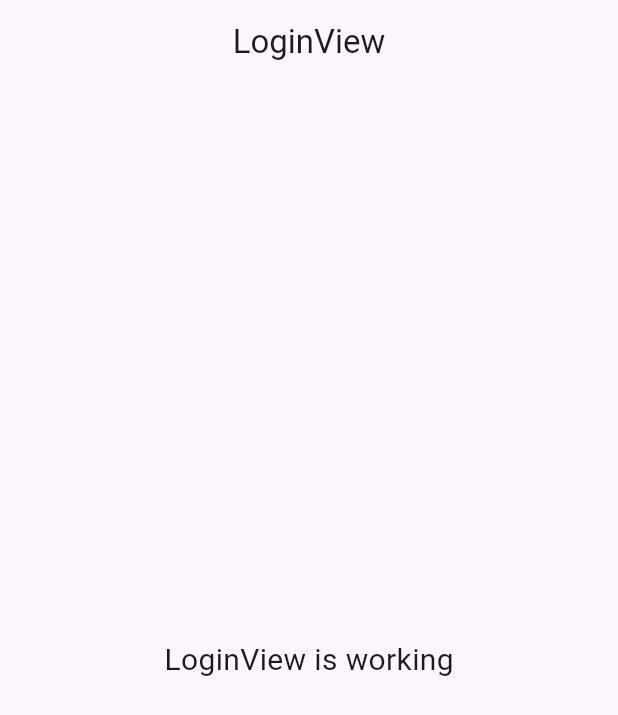
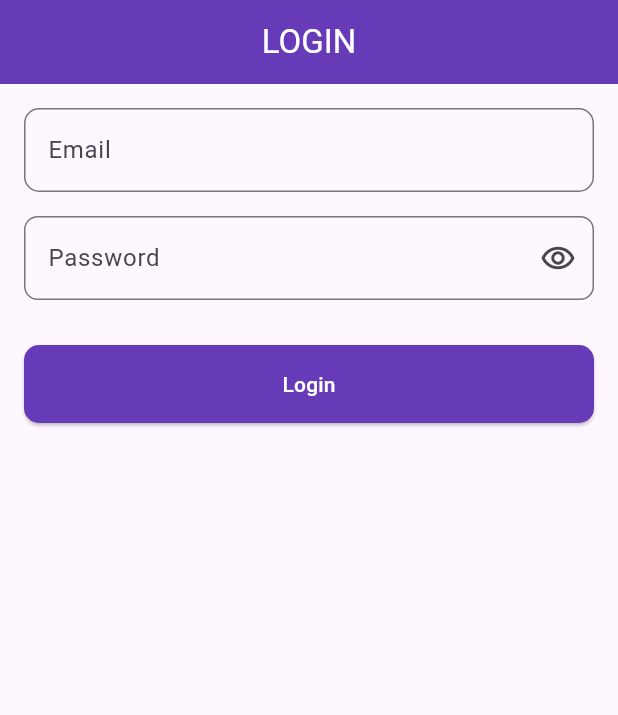
Before and after one commit to MSyabdewa/warehouse_management, a Flutter app: the screen it shows after launch, on a phone screen of 412 x 824 dp. Shown: the top 715 px of the screen. Run offline on Flutter 3.47's test engine with Material 3 defaults, Android fonts, the phone set to English and light mode, and no system bars; our stand-ins replace get.

Commit message:
style: Update login view with improved UI and functionality

```diff
--- a/lib/app/modules/login/views/login_view.dart
+++ b/lib/app/modules/login/views/login_view.dart
@@ -1,23 +1,87 @@
+import 'dart:math';
+
 import 'package:flutter/material.dart';
+import 'package:flutter/widgets.dart';
 
 import 'package:get/get.dart';
 
 import '../controllers/login_controller.dart';
 
 class LoginView extends GetView<LoginController> {
-  const LoginView({Key? key}) : super(key: key);
+  LoginView({super.key});
+  final TextEditingController emailC = TextEditingController();
+  final TextEditingController passwordC = TextEditingController();
+
   @override
   Widget build(BuildContext context) {
     return Scaffold(
       appBar: AppBar(
-        title: const Text('LoginView'),
+        backgroundColor: Colors.deepPurple,
+        title: const Text(
+          'LOGIN',
+          style: TextStyle(color: Colors.white),
+        ),
         centerTitle: true,
       ),
-      body: const Center(
-        child: Text(
-          'LoginView is working',
-          style: TextStyle(fontSize: 20),
-        ),
+      body: ListView(
+        padding: const EdgeInsets.all(16),
+        children: [
+          TextField(
+            autocorrect: false,
+            controller: emailC,
+            keyboardType: TextInputType.emailAddress,
+            decoration: const InputDecoration(
+              border: OutlineInputBorder(
+                borderRadius: BorderRadius.all(Radius.circular(10)),
+              ),
+              labelText: 'Email',
+              hintText: 'Enter your email',
+            ),
+          ),
+          const SizedBox(height: 16),
+          Obx(
+            () => TextField(
+              autocorrect: false,
+              controller: passwordC,
+              keyboardType: TextInputType.text,
+              obscureText: controller.isHidden.value,
+              decoration: InputDecoration(
+                labelText: "Password",
+                suffixIcon: IconButton(
+                  onPressed: () {
+                    controller.isHidden.toggle();
+                  },
+                  icon: Icon(
+                    controller.isHidden.isFalse
+                        ? Icons.remove_red_eye
+                        : Icons.remove_red_eye_outlined,
+                  ),
+                ),
+                hintText: 'Enter your password',
+                border: OutlineInputBorder(
+                  borderRadius: BorderRadius.circular(9),
+                ),
+              ),
+            ),
+          ),
+          const SizedBox(height: 30),
+          ElevatedButton(
+            onPressed: () {
+              // Get.toNamed('/home');
+            },
+            style: ElevatedButton.styleFrom(
+              shape: RoundedRectangleBorder(
+                borderRadius: BorderRadius.circular(10),
+              ),
+              padding: const EdgeInsets.symmetric(vertical: 16),
+              backgroundColor: Colors.deepPurple,
+            ),
+            child: const Text(
+              'Login',
+              style: TextStyle(color: Colors.white),
+            ),
+          ),
+        ],
       ),
     );
   }
```
